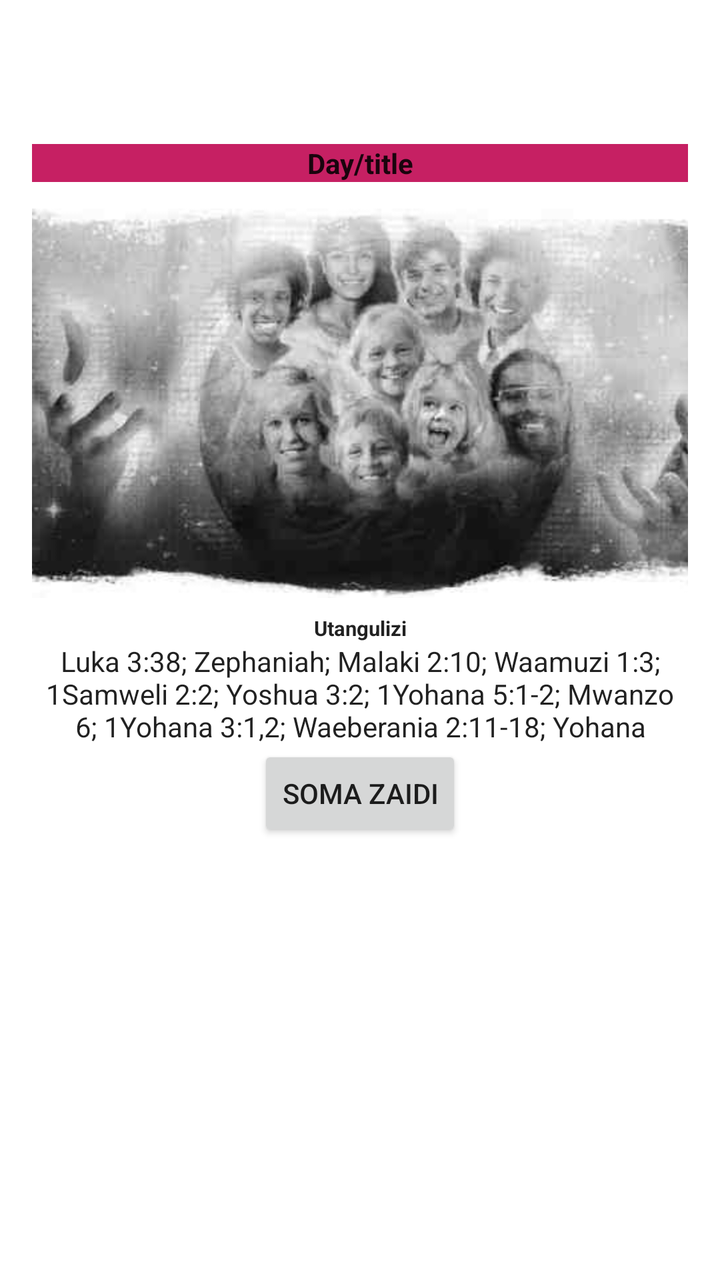
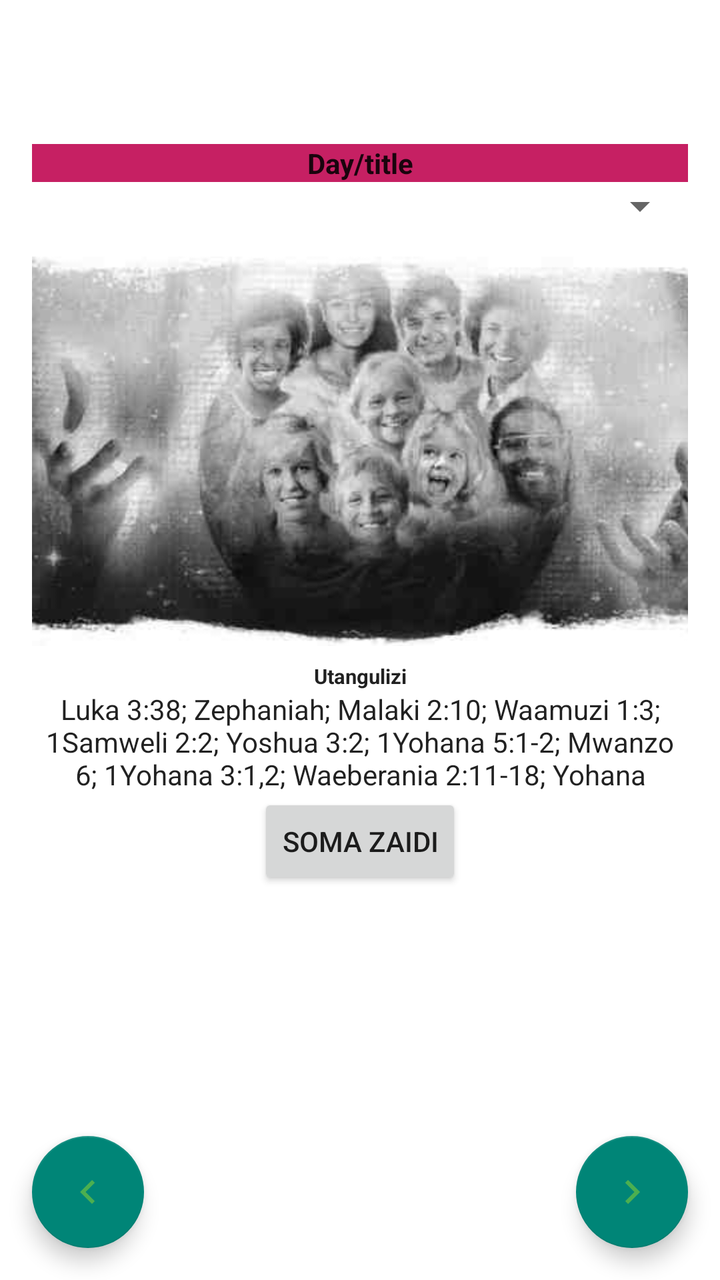

Before-and-after screenshots of an Android layout around one commit, followed by the original layout XML and the change that was made.
<!-- AndroidManifest.xml: application theme Theme.LeseniYaShuleYaSabato -->
<!-- res/layout/activity_main.xml -->
<?xml version="1.0" encoding="utf-8"?>
<androidx.drawerlayout.widget.DrawerLayout
    xmlns:android="http://schemas.android.com/apk/res/android"
    xmlns:app="http://schemas.android.com/apk/res-auto"
    xmlns:tools="http://schemas.android.com/tools"
    android:id="@+id/drawer_layout"
    android:fitsSystemWindows="true"
    android:layout_width="match_parent"
    android:layout_height="match_parent">

    <androidx.constraintlayout.widget.ConstraintLayout 
        android:layout_width="match_parent" 
        android:layout_height="match_parent">

        <ScrollView
            android:layout_width="match_parent"
            android:layout_height="match_parent"
            app:layout_constraintBottom_toBottomOf="parent"
            app:layout_constraintEnd_toEndOf="parent"
            app:layout_constraintStart_toStartOf="parent"
            app:layout_constraintTop_toTopOf="parent">

            <androidx.constraintlayout.widget.ConstraintLayout
                android:layout_width="match_parent"
                android:layout_height="wrap_content"
                android:padding="16dp">

                <androidx.appcompat.widget.Toolbar
                    android:id="@+id/action_bar"
                    android:layout_width="match_parent"
                    android:layout_height="wrap_content"
                    android:elevation="4dp"
                    android:theme="@style/ThemeOverlay.AppCompat.Dark.ActionBar"
                    app:layout_constraintEnd_toEndOf="parent"
                    app:layout_constraintHorizontal_bias="0.0"
                    app:layout_constraintStart_toStartOf="parent"
                    app:layout_constraintTop_toTopOf="parent"
                    app:popupTheme="@style/ThemeOverlay.AppCompat.Light" />

                <Spinner
                    android:id="@+id/quarterWeeks"
                    android:layout_width="match_parent"
                    android:layout_height="wrap_content"
                    android:background="?android:attr/windowBackground"
                    app:layout_constraintEnd_toEndOf="parent"
                    app:layout_constraintStart_toStartOf="parent"
                    app:layout_constraintTop_toBottomOf="@+id/weekTitle" />

                <TextView
                    android:id="@+id/weekTitle"
                    android:layout_width="match_parent"
                    android:layout_height="wrap_content"
                    android:text="@string/day_title"
                    android:textStyle="bold"
                    android:background="@color/red"
                    android:textAlignment="center"
                    android:textColor="?android:attr/textColorPrimary"
                    app:layout_constraintEnd_toEndOf="parent"
                    app:layout_constraintStart_toStartOf="parent"
                    app:layout_constraintTop_toBottomOf="@+id/action_bar" />

                <ImageView
                    android:id="@+id/quarter_image"
                    android:layout_width="match_parent"
                    android:layout_height="200dp"
                    android:contentDescription="@string/illustration_image"
                    android:scaleType="centerCrop"
                    android:src="@drawable/lesson"
                    app:layout_constraintEnd_toEndOf="parent"
                    app:layout_constraintStart_toStartOf="parent"
                    app:layout_constraintTop_toBottomOf="@+id/quarterWeeks"
                    android:layout_marginTop="8dp"/>
                
                <TextView
                    android:id="@+id/utangulizi"
                    android:layout_width="match_parent"
                    android:layout_height="wrap_content"
                    android:text="Utangulizi"
                    android:textStyle="bold"
                    android:textSize="5pt"
                    android:textAlignment="center"
                    android:textColor="?android:attr/textColorPrimary"
                    app:layout_constraintEnd_toEndOf="parent"
                    app:layout_constraintStart_toStartOf="parent"
                    app:layout_constraintTop_toBottomOf="@+id/quarter_image"
                    android:layout_marginTop="8dp"/>

                <TextView
                    android:id="@+id/verses"
                    android:layout_width="match_parent"
                    android:layout_height="wrap_content"
                    android:text="@string/verses"
                    android:maxLines="3"
                    android:textAlignment="center"
                    android:textColor="?android:attr/textColorPrimary"
                    app:layout_constraintEnd_toEndOf="parent"
                    app:layout_constraintStart_toStartOf="parent"
                    app:layout_constraintTop_toBottomOf="@+id/utangulizi"
                    android:layout_marginTop="0dp"/>
                
                <Button
                        android:id="@+id/btnToggle"
                        android:layout_width="wrap_content"
                        android:layout_height="wrap_content"
                        android:text="soma zaidi"
                        app:layout_constraintTop_toBottomOf="@id/verses"
                        app:layout_constraintEnd_toEndOf="@id/verses"
                        app:layout_constraintStart_toStartOf="@id/verses"/>


                <androidx.recyclerview.widget.RecyclerView
                    android:id="@+id/wk_day"
                    android:layout_width="match_parent"
                    android:layout_height="wrap_content"
                    app:layout_constraintBottom_toBottomOf="parent"
                    app:layout_constraintEnd_toEndOf="parent"
                    app:layout_constraintStart_toStartOf="parent"
                    app:layout_constraintTop_toBottomOf="@+id/btnToggle"
                    android:layout_marginTop="8dp"/>

            </androidx.constraintlayout.widget.ConstraintLayout>
        </ScrollView>
    </androidx.constraintlayout.widget.ConstraintLayout>

    <com.google.android.material.navigation.NavigationView
        android:layout_gravity="start"
        android:id="@+id/nav_view"
        android:layout_width="wrap_content"
        android:layout_height="match_parent"
        app:headerLayout="@layout/nav_header"
        app:menu="@menu/navigation_drawer"/>
</androidx.drawerlayout.widget.DrawerLayout>
<!-- res/layout/nav_header.xml (included above) -->
<?xml version="1.0" encoding="utf-8"?>

<LinearLayout xmlns:android="http://schemas.android.com/apk/res/android" android:theme="@style/ThemeOverlay.AppCompat.Dark" android:layout_gravity="bottom" android:orientation="vertical" android:padding="16dp" android:layout_width="match_parent" android:layout_height="176dp"/>
<!-- resources referenced by this layout -->
<resources>
  <color name="red">#C62063</color>
  <!-- drawable lesson: jpg bitmap (drawable, 27305 bytes) -->
  <string name="day_title">Day/title</string>
  <string name="illustration_image">illustration Image</string>
  <string name="verses">Luka 3:38; Zephaniah; Malaki 2:10; Waamuzi 1:3; 1Samweli 2:2; Yoshua 3:2; 1Yohana 5:1-2; Mwanzo 6; 1Yohana 3:1,2; Waeberania 2:11-18; Yohana 20:11-13; Waeberania 8; Marko 7; Mwanzo 1</string>
  <style name="Theme.LeseniYaShuleYaSabato" parent="Base.Theme.LeseniYaShuleYaSabato" />
  <style name="Base.Theme.LeseniYaShuleYaSabato" parent="Theme.AppCompat.Light.NoActionBar">
          
          <item name="android:windowBackground">@color/colorBackgroundLight</item>
          <item name="colorPrimary">#6200EE</item>
          <item name="colorPrimaryVariant">#3700B3</item>
          <item name="colorOnPrimary">#FFFFFF</item>
          <item name="colorSecondary">#03DAC6</item>
          <item name="colorOnSecondary">#000000</item>
      </style>
  <color name="colorBackgroundLight">#FFFFFF</color>
</resources>

<!-- the commit's change to res/layout/activity_main.xml (unified diff, before → after) -->
@@ -8,119 +8,141 @@
     android:layout_width="match_parent"
     android:layout_height="match_parent">
 
-    <androidx.constraintlayout.widget.ConstraintLayout 
-        android:layout_width="match_parent" 
+    <androidx.coordinatorlayout.widget.CoordinatorLayout
+        android:layout_width="match_parent"
         android:layout_height="match_parent">
 
-        <ScrollView
+        <androidx.constraintlayout.widget.ConstraintLayout
             android:layout_width="match_parent"
-            android:layout_height="match_parent"
-            app:layout_constraintBottom_toBottomOf="parent"
-            app:layout_constraintEnd_toEndOf="parent"
-            app:layout_constraintStart_toStartOf="parent"
-            app:layout_constraintTop_toTopOf="parent">
+            android:layout_height="match_parent">
 
-            <androidx.constraintlayout.widget.ConstraintLayout
+            <ScrollView
                 android:layout_width="match_parent"
-                android:layout_height="wrap_content"
-                android:padding="16dp">
+                android:layout_height="match_parent"
+                app:layout_constraintBottom_toBottomOf="parent"
+                app:layout_constraintEnd_toEndOf="parent"
+                app:layout_constraintStart_toStartOf="parent"
+                app:layout_constraintTop_toTopOf="parent">
 
-                <androidx.appcompat.widget.Toolbar
-                    android:id="@+id/action_bar"
+                <androidx.constraintlayout.widget.ConstraintLayout
                     android:layout_width="match_parent"
                     android:layout_height="wrap_content"
-                    android:elevation="4dp"
-                    android:theme="@style/ThemeOverlay.AppCompat.Dark.ActionBar"
-                    app:layout_constraintEnd_toEndOf="parent"
-                    app:layout_constraintHorizontal_bias="0.0"
-                    app:layout_constraintStart_toStartOf="parent"
-                    app:layout_constraintTop_toTopOf="parent"
-                    app:popupTheme="@style/ThemeOverlay.AppCompat.Light" />
+                    android:padding="16dp">
 
-                <Spinner
-                    android:id="@+id/quarterWeeks"
-                    android:layout_width="match_parent"
-                    android:layout_height="wrap_content"
-                    android:background="?android:attr/windowBackground"
-                    app:layout_constraintEnd_toEndOf="parent"
-                    app:layout_constraintStart_toStartOf="parent"
-                    app:layout_constraintTop_toBottomOf="@+id/weekTitle" />
+                    <androidx.appcompat.widget.Toolbar
+                        android:id="@+id/action_bar"
+                        android:layout_width="match_parent"
+                        android:layout_height="wrap_content"
+                        android:elevation="4dp"
+                        android:theme="@style/ThemeOverlay.AppCompat.Dark.ActionBar"
+                        app:layout_constraintEnd_toEndOf="parent"
+                        app:layout_constraintHorizontal_bias="0.0"
+                        app:layout_constraintStart_toStartOf="parent"
+                        app:layout_constraintTop_toTopOf="parent"
+                        app:popupTheme="@style/ThemeOverlay.AppCompat.Light" />
 
-                <TextView
-                    android:id="@+id/weekTitle"
-                    android:layout_width="match_parent"
-                    android:layout_height="wrap_content"
-                    android:text="@string/day_title"
-                    android:textStyle="bold"
-                    android:background="@color/red"
-                    android:textAlignment="center"
-                    android:textColor="?android:attr/textColorPrimary"
-                    app:layout_constraintEnd_toEndOf="parent"
-                    app:layout_constraintStart_toStartOf="parent"
-                    app:layout_constraintTop_toBottomOf="@+id/action_bar" />
+                    <Spinner
+                        android:id="@+id/quarterWeeks"
+                        android:layout_width="match_parent"
+                        android:layout_height="wrap_content"
+                        android:textColor="?android:attr/textColorPrimary"
+                        app:layout_constraintEnd_toEndOf="parent"
+                        app:layout_constraintStart_toStartOf="parent"
+                        app:layout_constraintTop_toBottomOf="@+id/weekTitle" />
 
-                <ImageView
-                    android:id="@+id/quarter_image"
-                    android:layout_width="match_parent"
-                    android:layout_height="200dp"
-                    android:contentDescription="@string/illustration_image"
-                    android:scaleType="centerCrop"
-                    android:src="@drawable/lesson"
-                    app:layout_constraintEnd_toEndOf="parent"
-                    app:layout_constraintStart_toStartOf="parent"
-                    app:layout_constraintTop_toBottomOf="@+id/quarterWeeks"
-                    android:layout_marginTop="8dp"/>
-                
-                <TextView
-                    android:id="@+id/utangulizi"
-                    android:layout_width="match_parent"
-                    android:layout_height="wrap_content"
-                    android:text="Utangulizi"
-                    android:textStyle="bold"
-                    android:textSize="5pt"
-                    android:textAlignment="center"
-                    android:textColor="?android:attr/textColorPrimary"
-                    app:layout_constraintEnd_toEndOf="parent"
-                    app:layout_constraintStart_toStartOf="parent"
-                    app:layout_constraintTop_toBottomOf="@+id/quarter_image"
-                    android:layout_marginTop="8dp"/>
+                    <TextView
+                        android:id="@+id/weekTitle"
+                        android:layout_width="match_parent"
+                        android:layout_height="wrap_content"
+                        android:text="@string/day_title"
+                        android:textStyle="bold"
+                        android:background="@color/red"
+                        android:textAlignment="center"
+                        android:textColor="?android:attr/textColorPrimary"
+                        app:layout_constraintEnd_toEndOf="parent"
+                        app:layout_constraintStart_toStartOf="parent"
+                        app:layout_constraintTop_toBottomOf="@+id/action_bar" />
 
-                <TextView
-                    android:id="@+id/verses"
-                    android:layout_width="match_parent"
-                    android:layout_height="wrap_content"
-                    android:text="@string/verses"
-                    android:maxLines="3"
-                    android:textAlignment="center"
-                    android:textColor="?android:attr/textColorPrimary"
-                    app:layout_constraintEnd_toEndOf="parent"
-                    app:layout_constraintStart_toStartOf="parent"
-                    app:layout_constraintTop_toBottomOf="@+id/utangulizi"
-                    android:layout_marginTop="0dp"/>
-                
-                <Button
+                    <ImageView
+                        android:id="@+id/quarter_image"
+                        android:layout_width="match_parent"
+                        android:layout_height="200dp"
+                        android:contentDescription="@string/illustration_image"
+                        android:scaleType="centerCrop"
+                        android:src="@drawable/lesson"
+                        app:layout_constraintEnd_toEndOf="parent"
+                        app:layout_constraintStart_toStartOf="parent"
+                        app:layout_constraintTop_toBottomOf="@+id/quarterWeeks"
+                        android:layout_marginTop="8dp"/>
+
+                    <TextView
+                        android:id="@+id/utangulizi"
+                        android:layout_width="match_parent"
+                        android:layout_height="wrap_content"
+                        android:text="Utangulizi"
+                        android:textStyle="bold"
+                        android:textSize="5pt"
+                        android:textAlignment="center"
+                        android:textColor="?android:attr/textColorPrimary"
+                        app:layout_constraintEnd_toEndOf="parent"
+                        app:layout_constraintStart_toStartOf="parent"
+                        app:layout_constraintTop_toBottomOf="@+id/quarter_image"
+                        android:layout_marginTop="8dp"/>
+
+                    <TextView
+                        android:id="@+id/verses"
+                        android:layout_width="match_parent"
+                        android:layout_height="wrap_content"
+                        android:text="@string/verses"
+                        android:maxLines="3"
+                        android:textAlignment="center"
+                        android:textColor="?android:attr/textColorPrimary"
+                        app:layout_constraintEnd_toEndOf="parent"
+                        app:layout_constraintStart_toStartOf="parent"
+                        app:layout_constraintTop_toBottomOf="@+id/utangulizi"
+                        android:layout_marginTop="0dp"/>
+
+                    <Button
                         android:id="@+id/btnToggle"
                         android:layout_width="wrap_content"
                         android:layout_height="wrap_content"
                         android:text="soma zaidi"
                         app:layout_constraintTop_toBottomOf="@id/verses"
                         app:layout_constraintEnd_toEndOf="@id/verses"
-                        app:layout_constraintStart_toStartOf="@id/verses"/>
+                        app:layout_constraintStart_toStartOf="@id/verses" />
 
+                    <androidx.recyclerview.widget.RecyclerView
+                        android:id="@+id/wk_day"
+                        android:layout_width="match_parent"
+                        android:layout_height="wrap_content"
+                        app:layout_constraintBottom_toBottomOf="parent"
+                        app:layout_constraintEnd_toEndOf="parent"
+                        app:layout_constraintStart_toStartOf="parent"
+                        app:layout_constraintTop_toBottomOf="@+id/btnToggle"
+                        android:layout_marginTop="8dp"/>
 
-                <androidx.recyclerview.widget.RecyclerView
-                    android:id="@+id/wk_day"
-                    android:layout_width="match_parent"
-                    android:layout_height="wrap_content"
-                    app:layout_constraintBottom_toBottomOf="parent"
-                    app:layout_constraintEnd_toEndOf="parent"
-                    app:layout_constraintStart_toStartOf="parent"
-                    app:layout_constraintTop_toBottomOf="@+id/btnToggle"
-                    android:layout_marginTop="8dp"/>
+                </androidx.constraintlayout.widget.ConstraintLayout>
+            </ScrollView>
+        </androidx.constraintlayout.widget.ConstraintLayout>
 
-            </androidx.constraintlayout.widget.ConstraintLayout>
-        </ScrollView>
-    </androidx.constraintlayout.widget.ConstraintLayout>
+        
+        <com.google.android.material.floatingactionbutton.FloatingActionButton
+            android:id="@+id/scrollRight"
+            android:layout_width="wrap_content"
+            android:layout_height="wrap_content"
+            android:layout_gravity="bottom|end"
+            android:layout_margin="16dp"
+            android:src="@drawable/ic_arrow_right" />
+            
+        <com.google.android.material.floatingactionbutton.FloatingActionButton
+            android:id="@+id/scrollLeft"
+            android:layout_width="wrap_content"
+            android:layout_height="wrap_content"
+            android:layout_gravity="bottom|start"
+            android:layout_margin="16dp"
+            android:src="@drawable/ic_arrow_left" />
+
+    </androidx.coordinatorlayout.widget.CoordinatorLayout>
 
     <com.google.android.material.navigation.NavigationView
         android:layout_gravity="start"
@@ -129,6 +151,7 @@
         android:layout_height="match_parent"
         app:headerLayout="@layout/nav_header"
         app:menu="@menu/navigation_drawer"/>
+
 </androidx.drawerlayout.widget.DrawerLayout>
 <!-- res/layout/nav_header.xml (included above) -->
 <?xml version="1.0" encoding="utf-8"?>
<!-- resource entries referenced after the edit -->
@@ -1,11 +1,32 @@
 <!-- resources referenced by this layout -->
 <resources>
   <color name="red">#C62063</color>
+  <!-- drawable ic_arrow_left (drawable) -->
+  <vector xmlns:android="http://schemas.android.com/apk/res/android"
+      android:width="24dp"
+      android:height="24dp"
+      android:viewportWidth="24"
+      android:viewportHeight="24">
+      <path
+          android:fillColor="@color/green_500"
+          android:pathData="M15.41,7.41L10.83,12l4.58,4.59L14,18l-6,-6 6,-6L15.41,7.41z" />
+  </vector>
+  <!-- drawable ic_arrow_right (drawable) -->
+  <vector xmlns:android="http://schemas.android.com/apk/res/android"
+      android:width="24dp"
+      android:height="24dp"
+      android:viewportWidth="24"
+      android:viewportHeight="24">
+      <path
+          android:fillColor="@color/green_500"
+          android:pathData="M8.59,16.59L13.17,12 8.59,7.41 10,6l6,6 -6,6L8.59,16.59z" />
+  </vector>
   <!-- drawable lesson: jpg bitmap (drawable, 27305 bytes) -->
   <string name="day_title">Day/title</string>
   <string name="illustration_image">illustration Image</string>
   <string name="verses">Luka 3:38; Zephaniah; Malaki 2:10; Waamuzi 1:3; 1Samweli 2:2; Yoshua 3:2; 1Yohana 5:1-2; Mwanzo 6; 1Yohana 3:1,2; Waeberania 2:11-18; Yohana 20:11-13; Waeberania 8; Marko 7; Mwanzo 1</string>
   <style name="Theme.LeseniYaShuleYaSabato" parent="Base.Theme.LeseniYaShuleYaSabato" />
+  <color name="green_500">#4CAF50</color>
   <style name="Base.Theme.LeseniYaShuleYaSabato" parent="Theme.AppCompat.Light.NoActionBar">
           
           <item name="android:windowBackground">@color/colorBackgroundLight</item>
